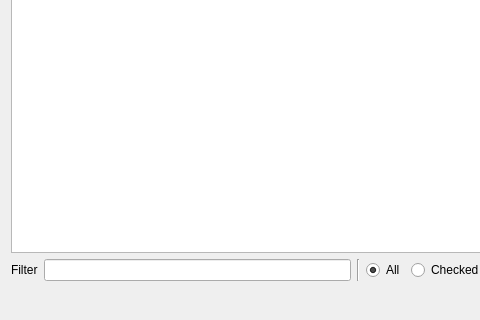
Old version of the form neurolabi/gui/dialogs/flyemtododialog.ui in the repository janelia-flyem/NeuTu; both pictures show x 0 to 480 and y 228 to 548 of the 587 by 548 pixel window.
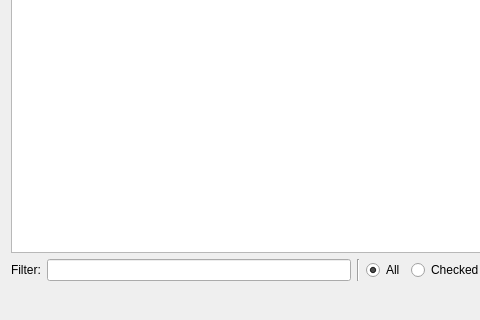
New version of the form. Custom widgets are drawn as their Qt base class.

What changed in the file:
```diff
--- a/neurolabi/gui/dialogs/flyemtododialog.ui
+++ b/neurolabi/gui/dialogs/flyemtododialog.ui
@@ -67,7 +67,7 @@
      <item>
       <widget class="QLabel" name="label">
        <property name="text">
-        <string>Filter</string>
+        <string>Filter:</string>
        </property>
       </widget>
      </item>
```
